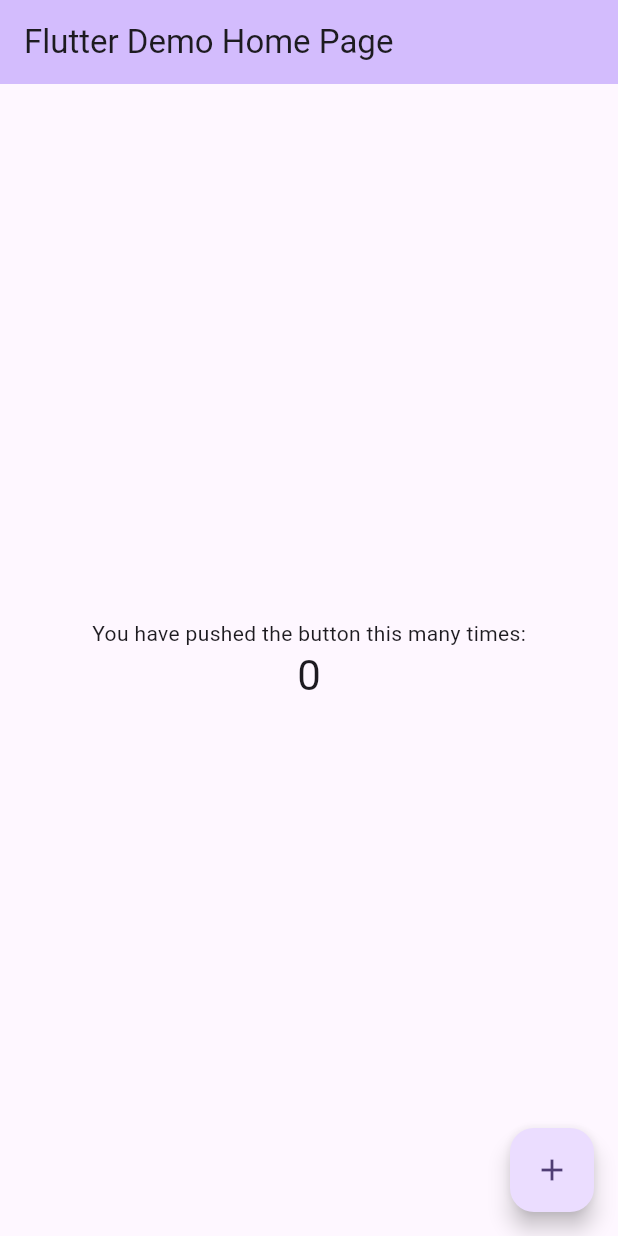
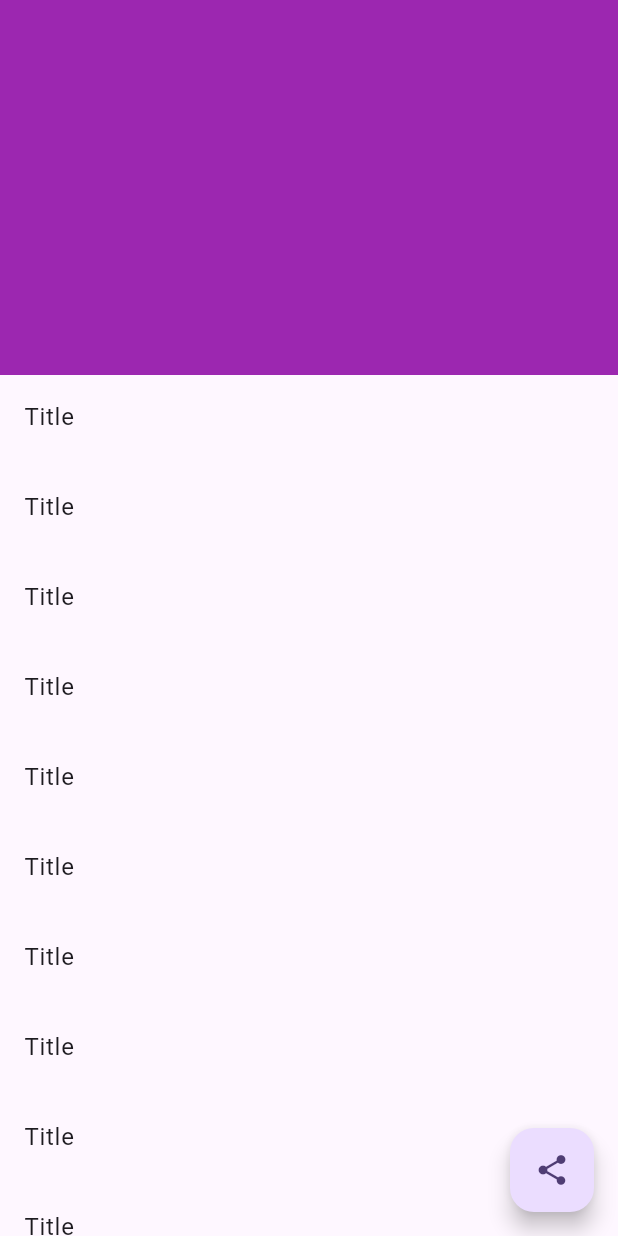
Before and after one commit to Abdurahmon727/PlatformViews, a Flutter app: the screen it shows after launch, on a phone screen of 412 x 824 dp. Run offline on Flutter 3.47's test engine with Material 3 defaults, Android fonts, the phone set to English and light mode, and no system bars.

Commit message:
feet: sample ui

```diff
--- a/lib/main.dart
+++ b/lib/main.dart
@@ -7,27 +7,11 @@ void main() {
 class MyApp extends StatelessWidget {
   const MyApp({super.key});
 
-  // This widget is the root of your application.
   @override
   Widget build(BuildContext context) {
     return MaterialApp(
       title: 'Flutter Demo',
       theme: ThemeData(
-        // This is the theme of your application.
-        //
-        // TRY THIS: Try running your application with "flutter run". You'll see
-        // the application has a purple toolbar. Then, without quitting the app,
-        // try changing the seedColor in the colorScheme below to Colors.green
-        // and then invoke "hot reload" (save your changes or press the "hot
-        // reload" button in a Flutter-supported IDE, or press "r" if you used
-        // the command line to start the app).
-        //
-        // Notice that the counter didn't reset back to zero; the application
-        // state is not lost during the reload. To reset the state, use hot
-        // restart instead.
-        //
-        // This works for code too, not just values: Most code changes can be
-        // tested with just a hot reload.
         colorScheme: ColorScheme.fromSeed(seedColor: Colors.deepPurple),
         useMaterial3: true,
       ),
@@ -39,15 +23,6 @@ class MyApp extends StatelessWidget {
 class MyHomePage extends StatefulWidget {
   const MyHomePage({super.key, required this.title});
 
-  // This widget is the home page of your application. It is stateful, meaning
-  // that it has a State object (defined below) that contains fields that affect
-  // how it looks.
-
-  // This class is the configuration for the state. It holds the values (in this
-  // case the title) provided by the parent (in this case the App widget) and
-  // used by the build method of the State. Fields in a Widget subclass are
-  // always marked "final".
-
   final String title;
 
   @override
@@ -55,71 +30,37 @@ class MyHomePage extends StatefulWidget {
 }
 
 class _MyHomePageState extends State<MyHomePage> {
-  int _counter = 0;
-
-  void _incrementCounter() {
-    setState(() {
-      // This call to setState tells the Flutter framework that something has
-      // changed in this State, which causes it to rerun the build method below
-      // so that the display can reflect the updated values. If we changed
-      // _counter without calling setState(), then the build method would not be
-      // called again, and so nothing would appear to happen.
-      _counter++;
-    });
-  }
-
   @override
   Widget build(BuildContext context) {
-    // This method is rerun every time setState is called, for instance as done
-    // by the _incrementCounter method above.
-    //
-    // The Flutter framework has been optimized to make rerunning build methods
-    // fast, so that you can just rebuild anything that needs updating rather
-    // than having to individually change instances of widgets.
     return Scaffold(
-      appBar: AppBar(
-        // TRY THIS: Try changing the color here to a specific color (to
-        // Colors.amber, perhaps?) and trigger a hot reload to see the AppBar
-        // change color while the other colors stay the same.
-        backgroundColor: Theme.of(context).colorScheme.inversePrimary,
-        // Here we take the value from the MyHomePage object that was created by
-        // the App.build method, and use it to set our appbar title.
-        title: Text(widget.title),
-      ),
-      body: Center(
-        // Center is a layout widget. It takes a single child and positions it
-        // in the middle of the parent.
+      body: SafeArea(
         child: Column(
-          // Column is also a layout widget. It takes a list of children and
-          // arranges them vertically. By default, it sizes itself to fit its
-          // children horizontally, and tries to be as tall as its parent.
-          //
-          // Column has various properties to control how it sizes itself and
-          // how it positions its children. Here we use mainAxisAlignment to
-          // center the children vertically; the main axis here is the vertical
-          // axis because Columns are vertical (the cross axis would be
-          // horizontal).
-          //
-          // TRY THIS: Invoke "debug painting" (choose the "Toggle Debug Paint"
-          // action in the IDE, or press "p" in the console), to see the
-          // wireframe for each widget.
           mainAxisAlignment: MainAxisAlignment.center,
           children: <Widget>[
-            const Text(
-              'You have pushed the button this many times:',
+            Container(
+              height: 250,
+              width: double.infinity,
+              color: Colors.purple,
             ),
-            Text(
-              '$_counter',
-              style: Theme.of(context).textTheme.headlineMedium,
+            Expanded(
+              child: ListView.separated(
+                itemCount: 30,
+                itemBuilder: (_, __) => ListTile(
+                  title: Text('Title'),
+                ),
+                separatorBuilder: (_, __) => SizedBox(
+                  height: 4,
+                ),
+              ),
             ),
           ],
         ),
       ),
       floatingActionButton: FloatingActionButton(
-        onPressed: _incrementCounter,
+        onPressed: () {},
         tooltip: 'Increment',
-        child: const Icon(Icons.add),
-      ), // This trailing comma makes auto-formatting nicer for build methods.
+        child: Icon(Icons.adaptive.share),
+      ),
     );
   }
 }
--- /dev/null
+++ b/lib/platform_view.dart
@@ -0,0 +1,10 @@
+import 'package:flutter/material.dart';
+
+class PlatformView extends StatelessWidget {
+  const PlatformView({super.key});
+
+  @override
+  Widget build(BuildContext context) {
+    return const Placeholder();
+  }
+}
```
